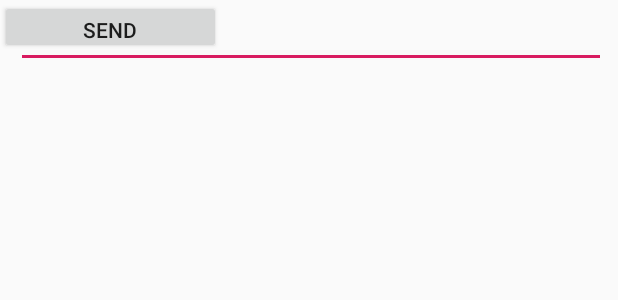
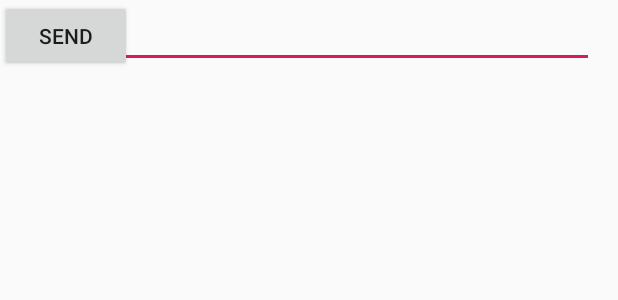
Before and after one commit to ggandhi27/Emotions-Recognition-using-IOT-and-Machine-Learning, an Android app: the layout activity_main.xml on its own in the app's theme, with its tools: preview values and no code run, on a phone screen of 412 x 824 dp. Shown: the top 300 px of the screen. Run offline under Robolectric (Android 15) with nearby library versions, the phone set to English and light mode, and no system bars.

Commit message:
something doe

```diff
--- a/SocketsApp/app/src/main/res/layout/activity_main.xml
+++ b/SocketsApp/app/src/main/res/layout/activity_main.xml
@@ -4,25 +4,29 @@
     xmlns:tools="http://schemas.android.com/tools"
     android:layout_width="match_parent"
     android:layout_height="match_parent"
-    tools:context=".MainActivity">
+    tools:context=".MainActivity"
+    android:orientation="vertical"
+    android:layout_gravity="center_horizontal"
+    >
 
     <EditText
+
         android:id="@+id/editText"
-        android:layout_width="393dp"
-        android:layout_height="45dp"
-        android:layout_marginEnd="8dp"
-        android:layout_marginRight="8dp"
+        android:layout_width="match_parent"
+        android:layout_height="wrap_content"
+        android:layout_marginEnd="16dp"
+        android:layout_marginRight="16dp"
         android:ems="10"
         android:inputType="textPersonName"
         android:text="Name"
-        app:layout_constraintEnd_toEndOf="parent"
-        tools:layout_editor_absoluteY="206dp" />
+        tools:layout_editor_absoluteY="46dp"
+        />
 
     <Button
         android:id="@+id/sendBtn"
-        android:layout_width="147dp"
-        android:layout_height="36dp"
+        android:layout_width="wrap_content"
+        android:layout_height="wrap_content"
         android:text="Send"
-        tools:layout_editor_absoluteX="109dp"
-        tools:layout_editor_absoluteY="281dp" />
+        tools:layout_editor_absoluteX="145dp"
+        tools:layout_editor_absoluteY="115dp" />
 </androidx.constraintlayout.widget.ConstraintLayout>
```
Also changed, not shown: SocketsApp/app/src/main/java/com/example/socketsapp/MainActivity.java (+13 -0 lines), SocketsApp/app/src/main/java/com/example/socketsapp/MessageSender.java (+30 -1 lines).
